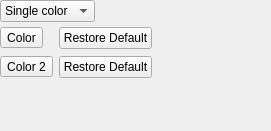
Before: the Qt Designer form Qt/ApplicationComponents/Resources/UI/pqBackgroundEditorWidget.ui in Kitware/ParaView, drawn with Qt 5.
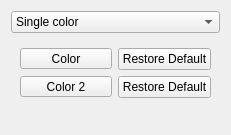
After: the same form once the commit is applied. The open tabs and pages were chosen to show the change. Custom widgets are drawn as their Qt base class.

Commit message:
Cleanup appearance and layout of pqBackgroundEditorWidget.
Remove unnecessary QWidget that complicated the layout. Also fixed
layout to use minimal height and expand horizontally.

Patch:
```diff
--- a/Qt/ApplicationComponents/Resources/UI/pqBackgroundEditorWidget.ui
+++ b/Qt/ApplicationComponents/Resources/UI/pqBackgroundEditorWidget.ui
@@ -6,26 +6,17 @@
    <rect>
     <x>0</x>
     <y>0</y>
-    <width>271</width>
-    <height>131</height>
+    <width>231</width>
+    <height>135</height>
    </rect>
   </property>
+  <property name="sizePolicy">
+   <sizepolicy hsizetype="Preferred" vsizetype="Minimum">
+    <horstretch>0</horstretch>
+    <verstretch>0</verstretch>
+   </sizepolicy>
+  </property>
   <layout class="QVBoxLayout" name="mainLayout">
-   <property name="spacing">
-    <number>4</number>
-   </property>
-   <property name="margin">
-    <number>0</number>
-   </property>
-   <item>
-    <widget class="QWidget" name="widget_3" native="true">
-     <layout class="QHBoxLayout" name="horizontalLayout_2">
-      <property name="spacing">
-       <number>0</number>
-      </property>
-      <property name="margin">
-       <number>0</number>
-      </property>
       <item>
        <widget class="QComboBox" name="BackgroundType">
         <item>
@@ -46,42 +37,20 @@
        </widget>
       </item>
       <item>
-       <spacer name="horizontalSpacer_2">
-        <property name="orientation">
-         <enum>Qt::Horizontal</enum>
-        </property>
-        <property name="sizeHint" stdset="0">
-         <size>
-          <width>40</width>
-          <height>20</height>
-         </size>
-        </property>
-       </spacer>
-      </item>
-     </layout>
-    </widget>
-   </item>
-   <item>
     <widget class="QStackedWidget" name="stackedWidget">
      <property name="currentIndex">
       <number>0</number>
      </property>
      <widget class="QWidget" name="page_1">
-      <layout class="QHBoxLayout" name="horizontalLayout_3">
-       <property name="spacing">
-        <number>0</number>
-       </property>
-       <property name="margin">
-        <number>0</number>
-       </property>
-       <item>
-        <widget class="QWidget" name="widget_4" native="true">
-         <layout class="QGridLayout" name="gridLayout">
-          <property name="margin">
-           <number>0</number>
-          </property>
+      <layout class="QGridLayout" name="page1Layout" columnstretch="1,0">
           <item row="0" column="0">
            <widget class="pqColorChooserButtonWithPalettes" name="Color">
+         <property name="sizePolicy">
+          <sizepolicy hsizetype="MinimumExpanding" vsizetype="Fixed">
+           <horstretch>0</horstretch>
+           <verstretch>0</verstretch>
+          </sizepolicy>
+         </property>
             <property name="text">
              <string>Color</string>
             </property>
@@ -108,11 +77,11 @@
           </item>
           <item row="1" column="0">
            <widget class="pqColorChooserButtonWithPalettes" name="Color2">
-            <property name="maximumSize">
-             <size>
-              <width>16777215</width>
-              <height>16777215</height>
-             </size>
+         <property name="sizePolicy">
+          <sizepolicy hsizetype="MinimumExpanding" vsizetype="Fixed">
+           <horstretch>0</horstretch>
+           <verstretch>0</verstretch>
+          </sizepolicy>
             </property>
             <property name="text">
              <string>Color 2</string>
@@ -144,18 +113,15 @@
             </property>
            </widget>
           </item>
-         </layout>
-        </widget>
-       </item>
-       <item>
-        <spacer name="horizontalSpacer_3">
+       <item row="2" column="0">
+        <spacer name="verticalSpacer">
          <property name="orientation">
-          <enum>Qt::Horizontal</enum>
+          <enum>Qt::Vertical</enum>
          </property>
          <property name="sizeHint" stdset="0">
           <size>
-           <width>40</width>
-           <height>20</height>
+           <width>20</width>
+           <height>0</height>
           </size>
          </property>
         </spacer>
@@ -225,19 +191,6 @@
      </widget>
     </widget>
    </item>
-   <item>
-    <spacer name="verticalSpacer">
-     <property name="orientation">
-      <enum>Qt::Vertical</enum>
-     </property>
-     <property name="sizeHint" stdset="0">
-      <size>
-       <width>20</width>
-       <height>0</height>
-      </size>
-     </property>
-    </spacer>
-   </item>
   </layout>
  </widget>
  <customwidgets>
```
Left out of the diff: 40 changed lines with no effect on the pictures. Lines whose indentation alone changed are shown as unchanged. The commit also changes 1 other file.
